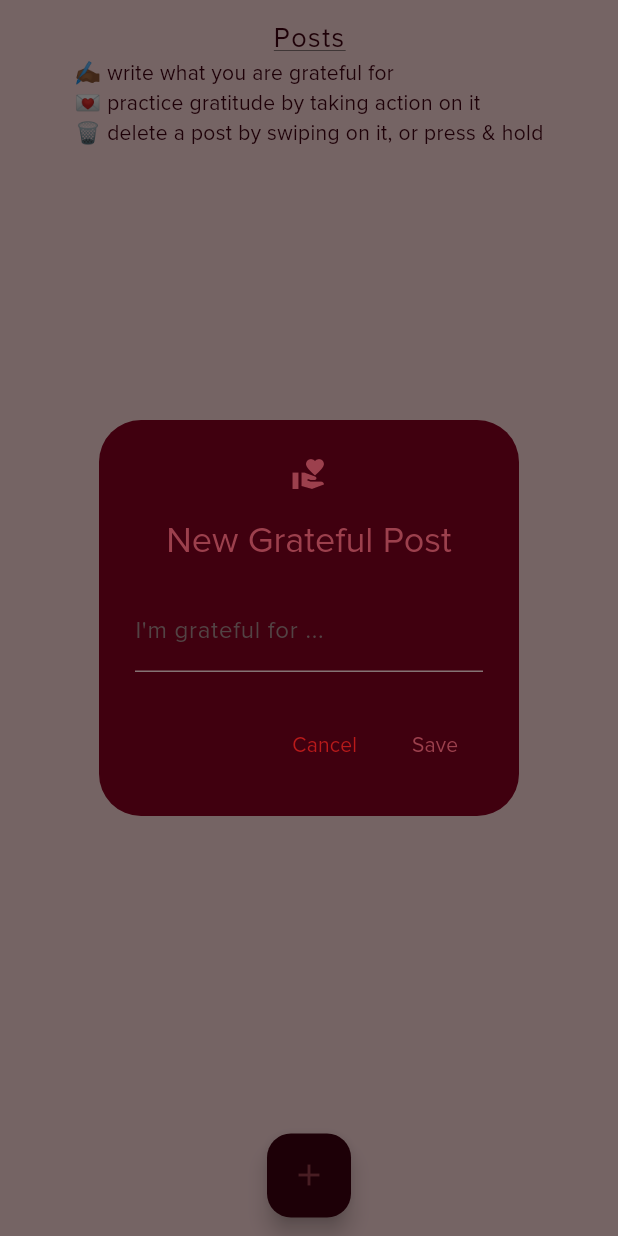
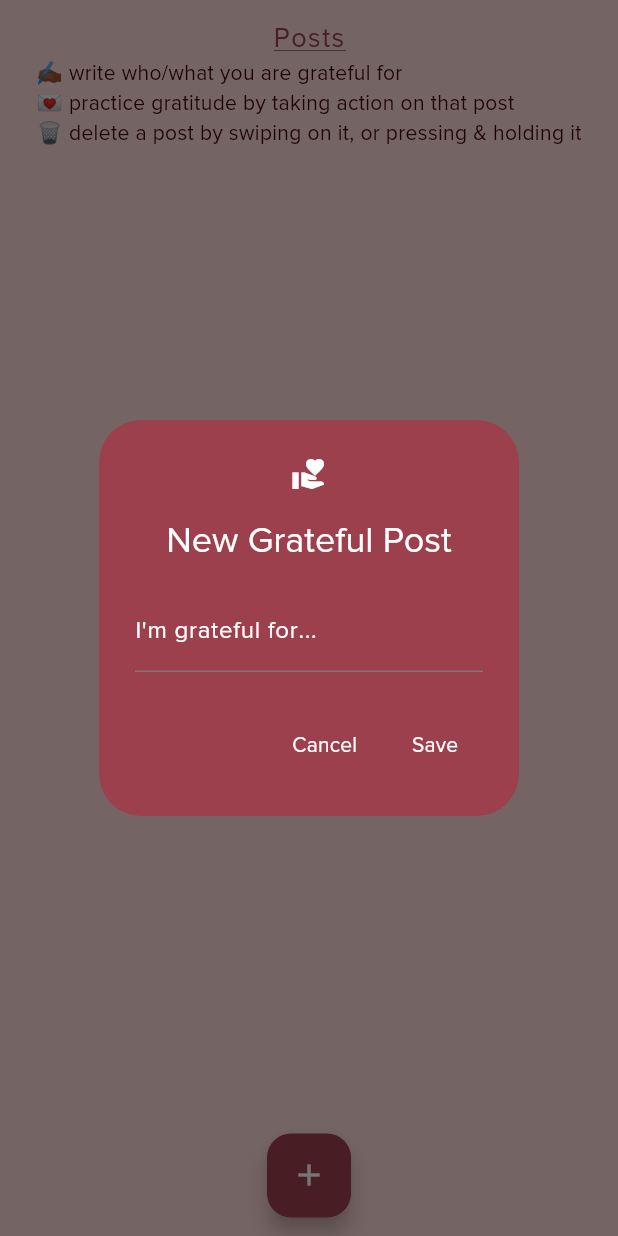
Before and after one commit to aTamarsh/grateful, a Flutter app: the PostsPage screen opened directly, after a tap on the "add" icon, on a phone screen of 412 x 824 dp. Run offline on Flutter 3.47's test engine with Material 2 defaults, Android fonts, the phone set to English and light mode, and no system bars; our stand-ins replace dio, hive_flutter; accounts and stored records are empty.

Commit message:
refactored StartPage & implemented Brand colors for Posts page.

```diff
--- a/lib/pages/posts_page.dart
+++ b/lib/pages/posts_page.dart
@@ -1,6 +1,9 @@
+import 'package:flutter/services.dart';
 import 'package:hive_flutter/hive_flutter.dart';
 import 'package:flutter/material.dart';
 import 'package:grateful/models/post.dart';
+
+const String _instructions = """✍🏾 write who/what you are grateful for\n💌 practice gratitude by taking action on that post\n🗑️ delete a post by swiping on it, or pressing & holding it""";
 
 class PostsPage extends StatefulWidget {
   const PostsPage({super.key});
@@ -10,17 +13,14 @@ class PostsPage extends StatefulWidget {
 }
 
 class _PostsPageState extends State<PostsPage> {
-
   String? _newPostContent;
   Box? _box;
-
-  final String _instructions = """✍🏾 write what you are grateful for\n💌 practice gratitude by taking action on it\n🗑️ delete a post by swiping on it, or press & hold""";
 
   _PostsPageState();
 
   @override
   Widget build(BuildContext context) {
-    var colorScheme = Theme.of(context).colorScheme;
+    final colorScheme = Theme.of(context).colorScheme;
 
     return Scaffold(
       backgroundColor: colorScheme.primaryContainer,
@@ -63,13 +63,14 @@ class _PostsPageState extends State<PostsPage> {
               "Posts",
               style: TextStyle(
                 fontSize: 18,
-                color: colorScheme.onPrimaryContainer,
+                color: colorScheme.primary,
                 decoration: TextDecoration.underline,
                 letterSpacing: 1.0,
               ),
         ),
         Text(
           _instructions,
+          textAlign: TextAlign.justify,
           style: TextStyle(
             color: colorScheme.onPrimaryContainer,
             fontSize: 14,
@@ -105,7 +106,6 @@ class _PostsPageState extends State<PostsPage> {
       itemBuilder:(BuildContext _context, int _index) {
         var post = Post.fromMap(posts[_index]);
         return Dismissible(
-          background: Container(color: colorScheme.error),
           key: ValueKey<int>(_index),
           onDismissed: (DismissDirection direction) {
             _box!.deleteAt(_index);
@@ -113,7 +113,7 @@ class _PostsPageState extends State<PostsPage> {
             ScaffoldMessenger.of(context).showSnackBar(
               SnackBar(
                 content: const Text("Grateful Post Deleted."),
-                backgroundColor: colorScheme.error,
+                backgroundColor: colorScheme.primary,
               )
             );
           },
@@ -146,7 +146,7 @@ class _PostsPageState extends State<PostsPage> {
               ScaffoldMessenger.of(context).showSnackBar(
                 SnackBar(
                   content: const Text("Grateful Post Deleted."),
-                  backgroundColor: colorScheme.error,
+                  backgroundColor: colorScheme.primary,
                 ),
               );
             },
@@ -159,8 +159,8 @@ class _PostsPageState extends State<PostsPage> {
   Widget _addPostButton(BuildContext context) {
     var colorScheme = Theme.of(context).colorScheme;
     return FloatingActionButton(
-      backgroundColor: colorScheme.onPrimaryContainer,
-      foregroundColor: colorScheme.primary,
+      backgroundColor: colorScheme.primary,
+      foregroundColor: colorScheme.onPrimary,
       tooltip: "Tap to write a new Grateful post",
       onPressed:() {
         _displayCreatePostPopup(colorScheme);
@@ -174,19 +174,21 @@ class _PostsPageState extends State<PostsPage> {
       context: context,
       builder: (BuildContext _context) {
         return AlertDialog(
-          backgroundColor: colorScheme.onPrimaryContainer,
+          backgroundColor: colorScheme.primary,
           icon: const Icon(Icons.volunteer_activism),
-          iconColor: colorScheme.primary,
+          iconColor: colorScheme.onPrimary,
           scrollable: true,
           title: Text(
             "New Grateful Post",
             style: TextStyle(
-              color: colorScheme.primary,
+              color: colorScheme.onPrimary,
               )
           ),
           content: TextField(
-            decoration: const InputDecoration(
-              labelText: "I'm grateful for ... ",
+            keyboardType: TextInputType.text,
+            decoration: InputDecoration(
+              labelText: "I'm grateful for...",
+              labelStyle: TextStyle(color: colorScheme.onPrimary),
             ),
             onChanged: (_value) {
               setState(() => _newPostContent = _value);
@@ -198,11 +200,11 @@ class _PostsPageState extends State<PostsPage> {
           actions: <Widget> [
             TextButton(
               onPressed: () => Navigator.of(context).pop(),
-              child: Text("Cancel", style: TextStyle(color: colorScheme.error)),
+              child: Text("Cancel", style: TextStyle(color: colorScheme.onPrimary)),
             ),
             TextButton(
               onPressed: () => _setNewPost(),
-              child: Text("Save", style: TextStyle(color: colorScheme.primary)),
+              child: Text("Save", style: TextStyle(color: colorScheme.onPrimary)),
             )
           ],
         );
```
Also changed, not shown: lib/pages/start_page.dart (+41 -25 lines).
